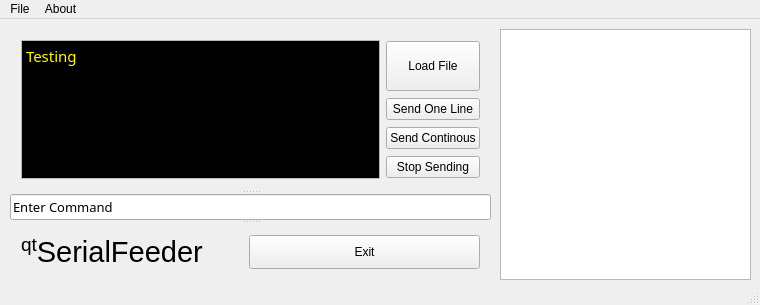
Before: the Qt Designer form mainwindow.ui in timkrins/grblfeedr, drawn with Qt 5.
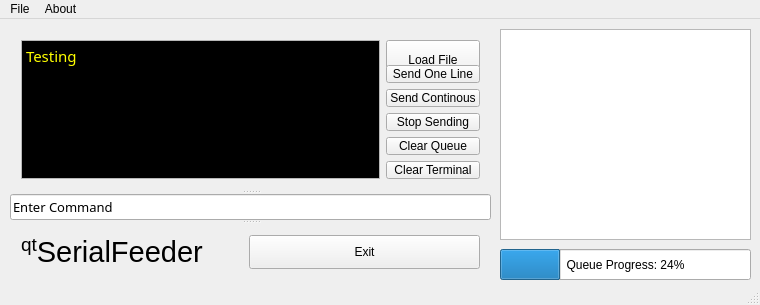
After: the same form once the commit is applied.

The edit to the form file:
```diff
--- a/mainwindow.ui
+++ b/mainwindow.ui
@@ -157,10 +157,16 @@
        <layout class="QVBoxLayout" name="controlVert">
         <item>
          <widget class="QPushButton" name="loadButton">
+          <property name="sizePolicy">
+           <sizepolicy hsizetype="Minimum" vsizetype="Fixed">
+            <horstretch>0</horstretch>
+            <verstretch>0</verstretch>
+           </sizepolicy>
+          </property>
           <property name="minimumSize">
            <size>
             <width>0</width>
-            <height>50</height>
+            <height>40</height>
            </size>
           </property>
           <property name="focusPolicy">
@@ -208,6 +214,23 @@
           <property name="text">
            <string>Stop Sending</string>
           </property>
+          <property name="flat">
+           <bool>false</bool>
+          </property>
+         </widget>
+        </item>
+        <item>
+         <widget class="QPushButton" name="clearButton">
+          <property name="text">
+           <string>Clear Queue</string>
+          </property>
+         </widget>
+        </item>
+        <item>
+         <widget class="QPushButton" name="clearTerm">
+          <property name="text">
+           <string>Clear Terminal</string>
+          </property>
          </widget>
         </item>
        </layout>
@@ -282,13 +305,47 @@
       <x>500</x>
       <y>10</y>
       <width>251</width>
-      <height>251</height>
+      <height>211</height>
      </rect>
     </property>
+    <property name="cursor" stdset="0">
+     <cursorShape>ArrowCursor</cursorShape>
+    </property>
+    <property name="verticalScrollBarPolicy">
+     <enum>Qt::ScrollBarAlwaysOff</enum>
+    </property>
+    <property name="horizontalScrollBarPolicy">
+     <enum>Qt::ScrollBarAlwaysOff</enum>
+    </property>
+    <property name="lineWrapMode">
+     <enum>QTextEdit::NoWrap</enum>
+    </property>
     <property name="textInteractionFlags">
      <set>Qt::NoTextInteraction</set>
     </property>
    </widget>
+   <widget class="QProgressBar" name="currentProgress">
+    <property name="geometry">
+     <rect>
+      <x>500</x>
+      <y>230</y>
+      <width>251</width>
+      <height>31</height>
+     </rect>
+    </property>
+    <property name="value">
+     <number>24</number>
+    </property>
+    <property name="alignment">
+     <set>Qt::AlignCenter</set>
+    </property>
+    <property name="orientation">
+     <enum>Qt::Horizontal</enum>
+    </property>
+    <property name="format">
+     <string>Queue Progress: %p%</string>
+    </property>
+   </widget>
   </widget>
   <widget class="QMenuBar" name="menuBar">
    <property name="geometry">
```
Left out of the diff: 14 changed lines with no effect on the pictures.
